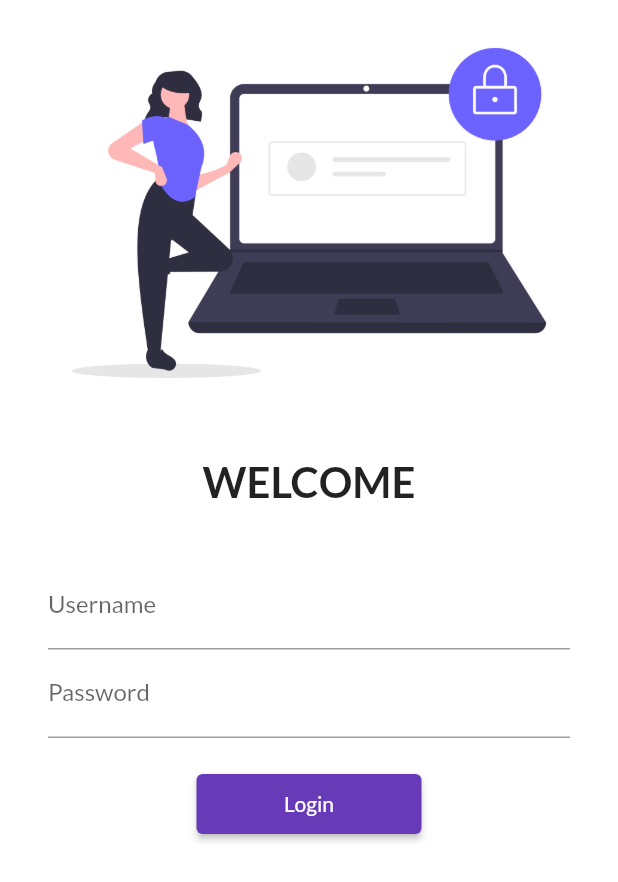
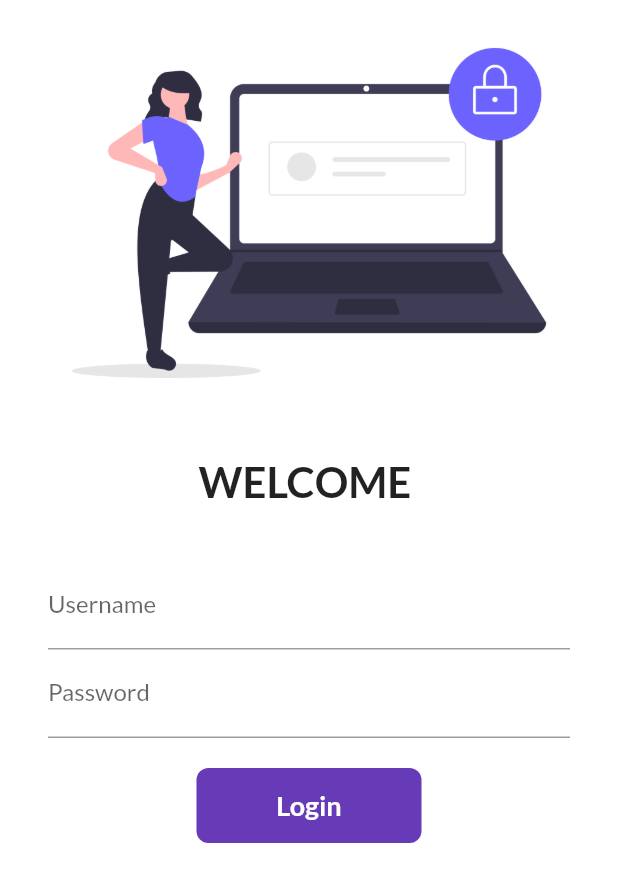
Before and after one commit to Pawan-Dev3/flutter_practice, a Flutter app: the screen it shows after launch, on a phone screen of 412 x 824 dp. Shown: the top 882 px of the screen. Run offline on Flutter 3.47's test engine with Material 2 defaults, Android fonts, the phone set to English and light mode, and no system bars; our stand-ins replace google_fonts.

Commit message:
day 6 completed

```diff
--- a/lib/pages/login_page.dart
+++ b/lib/pages/login_page.dart
@@ -1,9 +1,16 @@
 import 'package:classico/utils/routes.dart';
 import 'package:flutter/material.dart';
 
-class LoginPage extends StatelessWidget {
+class LoginPage extends StatefulWidget {
   const LoginPage({super.key});
 
+  @override
+  State<LoginPage> createState() => _LoginPageState();
+}
+
+class _LoginPageState extends State<LoginPage> {
+  String name = "";
+  bool changeButton = false;
   @override
   Widget build(BuildContext context) {
     return Material(
@@ -15,7 +22,7 @@ class LoginPage extends StatelessWidget {
               SizedBox(
                 height: 20.0,
               ),
-              Text("WELCOME",
+              Text("WELCOME $name",
                   style: TextStyle(
                     fontSize: 28,
                     fontWeight: FontWeight.bold,
@@ -26,11 +33,14 @@ class LoginPage extends StatelessWidget {
               Padding(
                 padding: const EdgeInsets.symmetric(
                     vertical: 16.0, horizontal: 32.0),
-                child: Column(
-                  children: [
+                child: Column(children: [
                   TextFormField(
                     decoration: InputDecoration(
                         hintText: "Enter Username", labelText: "Username"),
+                    onChanged: (value) {
+                      name = value;
+                      setState(() {});
+                    },
                   ),
                   TextFormField(
                     obscureText: true,
@@ -40,15 +50,46 @@ class LoginPage extends StatelessWidget {
                   SizedBox(
                     height: 20.0,
                   ),
-                    ElevatedButton(
-                      onPressed: () {
+
+                  InkWell(
+                    onTap: () async {
+                      setState(() {
+                        changeButton = true;
+                      });
+                      await Future.delayed(Duration(seconds: 2));
                       Navigator.pushNamed(context, MyRoutes.homeRoute);
                     },
-                      child: Text("Login"),
-                      style: TextButton.styleFrom(minimumSize: Size(150, 40)),
+                    child: AnimatedContainer(
+                      duration: Duration(seconds: 1),
+                      width: changeButton ? 50 : 150,
+                      height: 50,
+                      alignment: Alignment.center,
+                      child: changeButton
+                          ? Icon(Icons.done, color: Colors.white)
+                          : Text(
+                              "Login",
+                              style: TextStyle(
+                                  color: Colors.white,
+                                  fontWeight: FontWeight.bold,
+                                  fontSize: 18),
+                            ),
+                      decoration: BoxDecoration(
+                        color: Colors.deepPurple,
+                        borderRadius:
+                            BorderRadius.circular(changeButton ? 50 : 8),
+                        // shape:changeButton? BoxShape.circle: BoxShape.rectangle
+                      ),
+                    ),
                   )
-                  ],
-                ),
+                  //   ElevatedButton(
+                  //     onPressed: () {
+                  //       Navigator.pushNamed(context, MyRoutes.homeRoute);
+                  //     },
+                  //     child: Text("Login"),
+                  //     style: TextButton.styleFrom(minimumSize: Size(150, 40)),
+                  //   )
+                  // ],
+                ]),
               )
             ],
           ),
```
Lines whose indentation alone changed are shown as unchanged.
